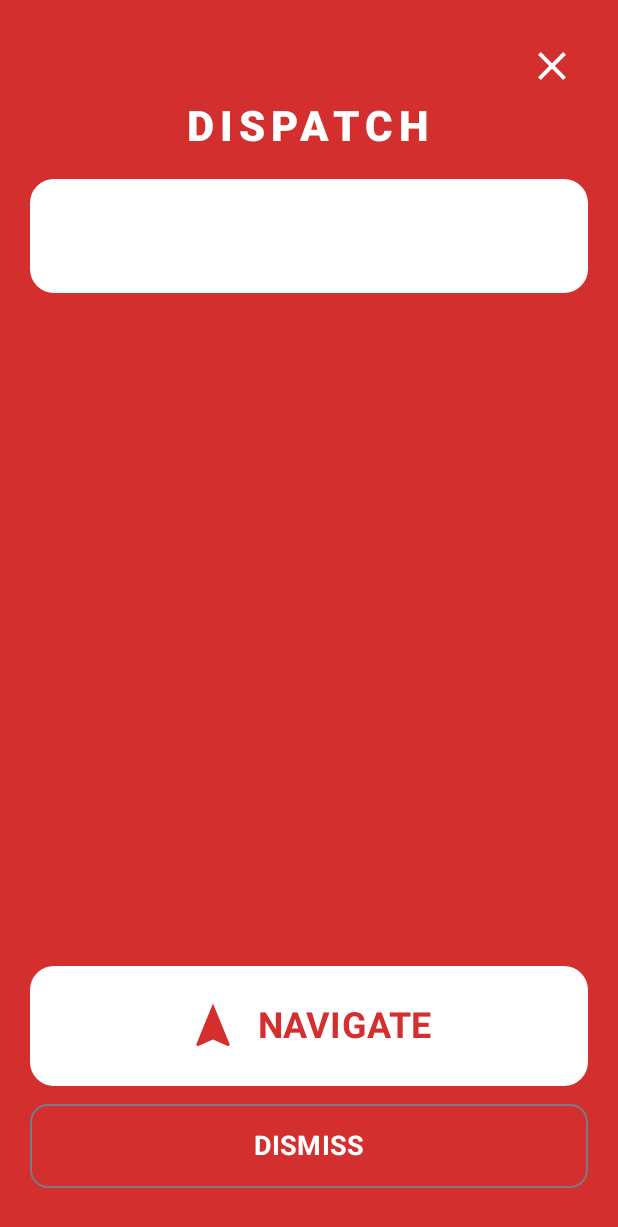
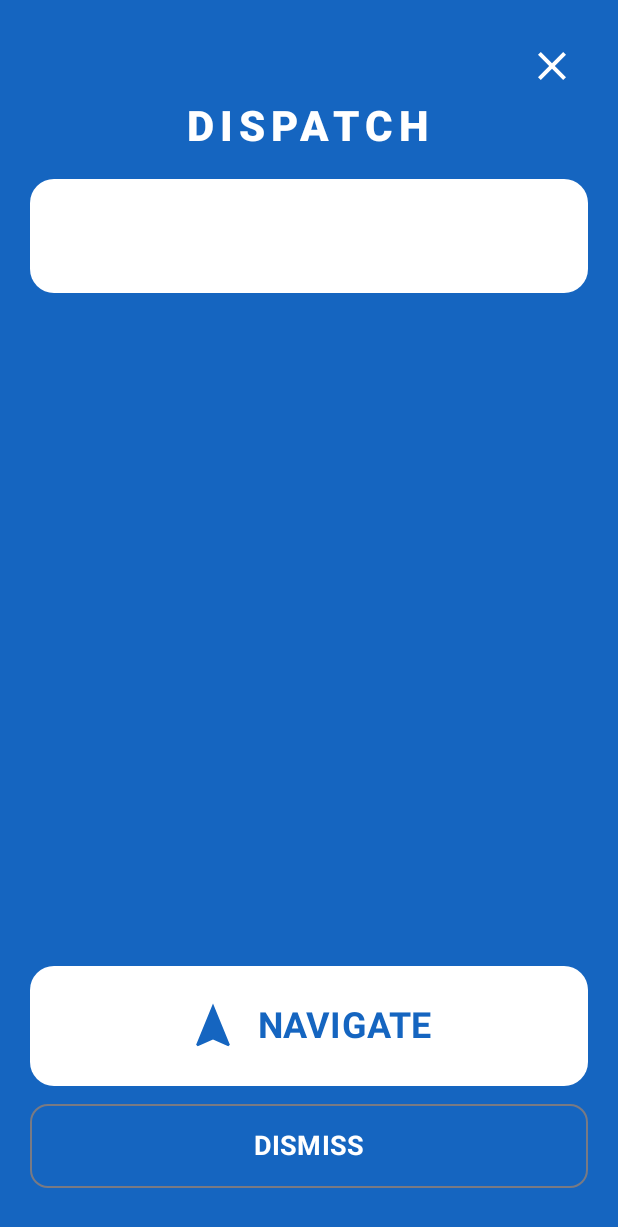
Before and after one commit to moshelandau/Hatzolah, an Android app built with Jetpack Compose: the DispatchAlertActivity screen opened directly, with no data from a screen before it, on a phone screen of 412 x 824 dp. Shown: the top 1227 px of the screen. Run offline under Robolectric (Android 15) with nearby library versions, the phone set to English and light mode, and no system bars; 1 statement that could not run was skipped.

Commit message:
Color-code dispatch alert by severity
- CRITICAL (red): cardiac arrest, choking, stroke, seizure, shooting, etc.
- MODERATE (orange): chest pain, bleeding, trauma, falls, MVA, OB, etc.
- MINOR (blue): dislocation, minor injuries, etc.

https://claude.ai/code/session_014BvA1mtRJTLkHSHpZQewtW

```diff
--- a/app/src/main/java/com/hatzolah/app/ui/DispatchAlertActivity.kt
+++ b/app/src/main/java/com/hatzolah/app/ui/DispatchAlertActivity.kt
@@ -125,6 +125,18 @@ class DispatchAlertActivity : ComponentActivity() {
     }
 }
 
+private fun getSeverity(callType: String): String {
+    val upper = callType.uppercase()
+    val critical = listOf("CARDIAC", "ARREST", "UNCONSCIOUS", "UNRESPONSIVE", "NOT BREATHING",
+        "CHOKING", "SHOOTING", "STABBING", "STROKE", "SEIZURE", "ANAPHYL", "CODE", "CPR", "DOA", "MCI")
+    val moderate = listOf("DIFFICULTY BREATHING", "CHEST PAIN", "BLEED", "HEMORRHAG", "TRAUMA",
+        "FALL", "FRACTURE", "VEHICLE", "MVA", "ACCIDENT", "OVERDOSE", "OB ", "LABOR", "DELIVERY",
+        "DIABETIC", "ALLERGIC", "BURN", "LACERATION", "HEAD INJURY")
+    if (critical.any { upper.contains(it) }) return "CRITICAL"
+    if (moderate.any { upper.contains(it) }) return "MODERATE"
+    return "MINOR"
+}
+
 @Composable
 fun DispatchAlertScreen(
     address: String,
@@ -136,10 +148,17 @@ fun DispatchAlertScreen(
     onNavigate: () -> Unit,
     onDismiss: () -> Unit
 ) {
+    val severity = getSeverity(callType)
+    val bgColor = when (severity) {
+        "CRITICAL" -> Color(0xFFD32F2F) // Red
+        "MODERATE" -> Color(0xFFE65100) // Deep orange
+        else -> Color(0xFF1565C0) // Blue for minor
+    }
+
     Box(
         modifier = Modifier
             .fillMaxSize()
-            .background(Color(0xFFD32F2F))
+            .background(bgColor)
     ) {
         Column(
             modifier = Modifier
@@ -278,7 +297,7 @@ fun DispatchAlertScreen(
                 Icon(
                     Icons.Default.Navigation,
                     contentDescription = null,
-                    tint = Color(0xFFD32F2F),
+                    tint = bgColor,
                     modifier = Modifier.size(36.dp)
                 )
                 Spacer(modifier = Modifier.width(12.dp))
@@ -286,7 +305,7 @@ fun DispatchAlertScreen(
                     text = "NAVIGATE",
                     fontSize = 24.sp,
                     fontWeight = FontWeight.Bold,
-                    color = Color(0xFFD32F2F)
+                    color = bgColor
                 )
             }
 
```
